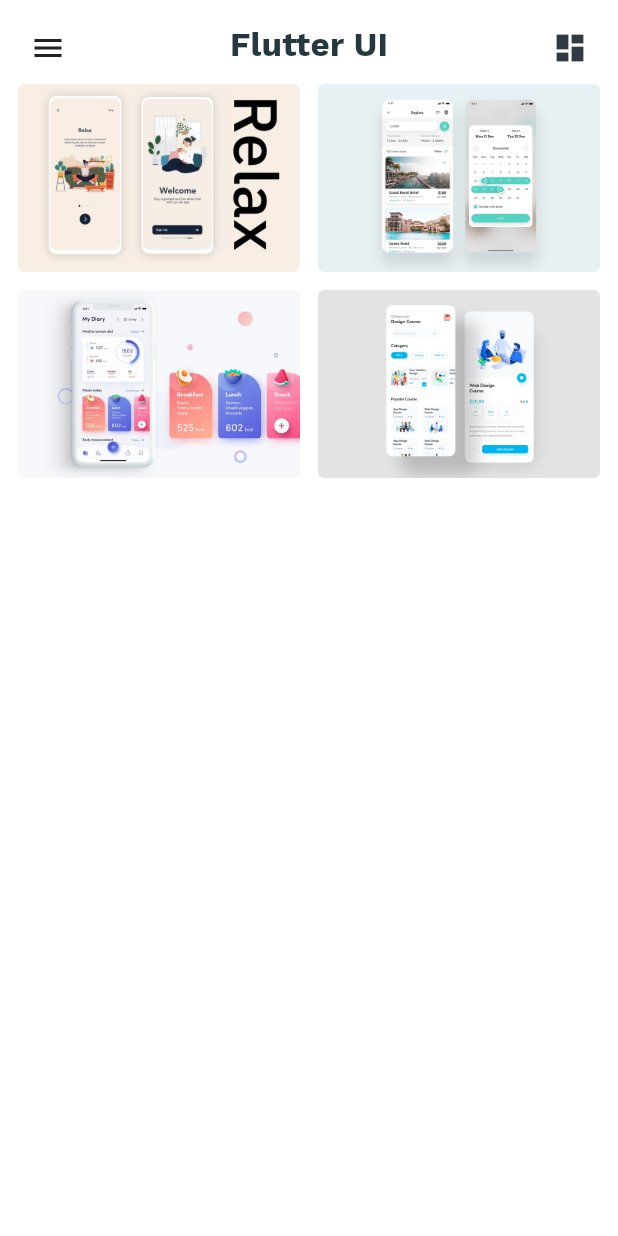
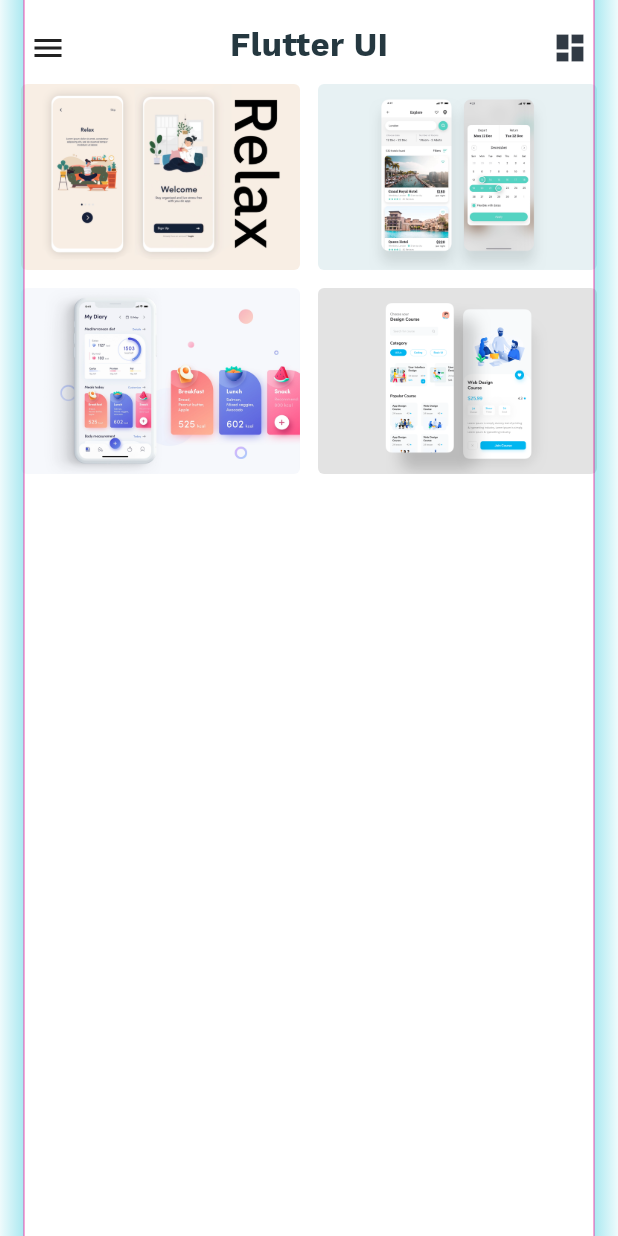
Before and after one commit to Ashok-Varma/design_tools, a Flutter app: the screen it shows after launch, on a phone screen of 412 x 824 dp. Run offline on Flutter 3.47's test engine with Material 2 defaults, Android fonts, the phone set to English and light mode, and no system bars; our stand-ins replace flutter_rating_bar, font_awesome_flutter.

```diff
--- a/example/lib/home_screen.dart
+++ b/example/lib/home_screen.dart
@@ -59,7 +59,7 @@ class _MyHomePageState extends State<MyHomePage> with TickerProviderStateMixin {
                         } else {
                           return GridView(
                             padding: const EdgeInsets.only(
-                                top: 0, left: 12, right: 12),
+                                top: 0, left: 14, right: 14),
                             physics: const BouncingScrollPhysics(),
                             scrollDirection: Axis.vertical,
                             children: List<Widget>.generate(
--- a/example/lib/main.dart
+++ b/example/lib/main.dart
@@ -1,6 +1,5 @@
 import 'dart:io';
 import 'package:best_flutter_ui_templates/app_theme.dart';
-import 'package:design_tools/design_tools.dart';
 import 'package:flutter/material.dart';
 import 'package:flutter/services.dart';
 import 'navigation_home_screen.dart';
--- a/example/lib/navigation_home_screen.dart
+++ b/example/lib/navigation_home_screen.dart
@@ -5,6 +5,7 @@ import 'package:best_flutter_ui_templates/feedback_screen.dart';
 import 'package:best_flutter_ui_templates/help_screen.dart';
 import 'package:best_flutter_ui_templates/home_screen.dart';
 import 'package:best_flutter_ui_templates/invite_friend_screen.dart';
+import 'package:design_tools/design_tools.dart';
 import 'package:flutter/material.dart';
 
 class NavigationHomeScreen extends StatefulWidget {
@@ -32,7 +33,11 @@ class _NavigationHomeScreenState extends State<NavigationHomeScreen> {
         bottom: false,
         child: Scaffold(
           backgroundColor: AppTheme.nearlyWhite,
-          body: DrawerUserController(
+          body: DesignTools(
+            verticalInterval: null,
+            horizontalInterval: null,
+            keylines: [Keyline(16), Keyline(16, gravity: KeylineGravity.end)],
+            child: DrawerUserController(
               screenIndex: drawerIndex,
               drawerWidth: MediaQuery.of(context).size.width * 0.75,
               onDrawerCall: (DrawerIndex drawerIndexdata) {
@@ -40,7 +45,7 @@ class _NavigationHomeScreenState extends State<NavigationHomeScreen> {
                 //callback from drawer for replace screen as user need with passing DrawerIndex(Enum index)
               },
               screenView: screenView,
-            //we replace screen view as we need on navigate starting screens like MyHomePage, HelpScreen, FeedbackScreen, etc...
+            ),
           ),
         ),
       ),
```
Lines whose indentation alone changed are shown as unchanged.
